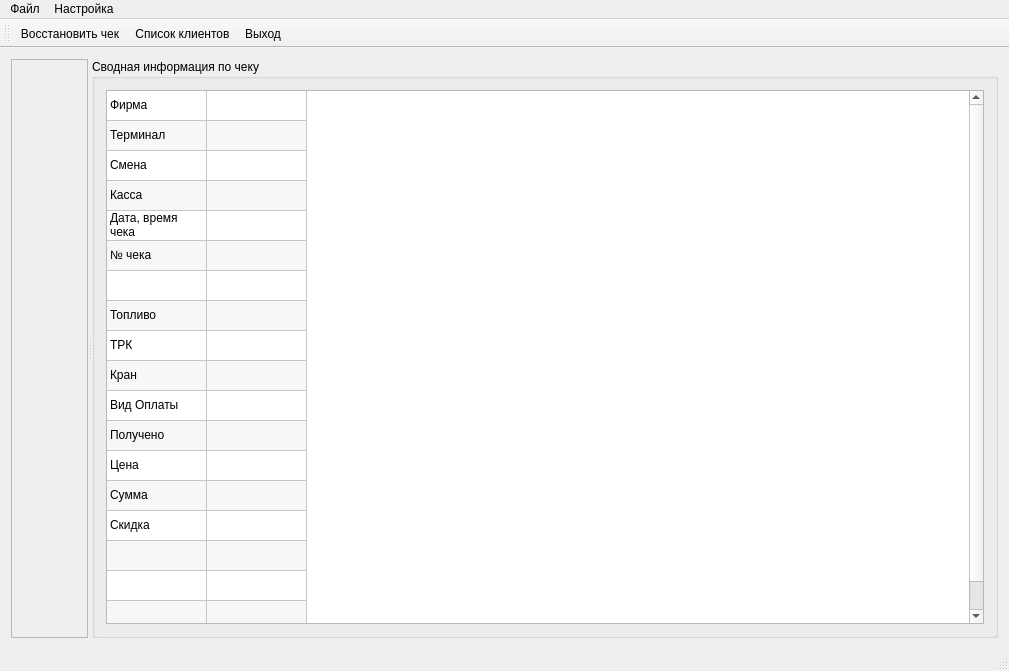
Old version of the form mainwindow.ui in the repository rust3128/CheckRecoveryWizard.
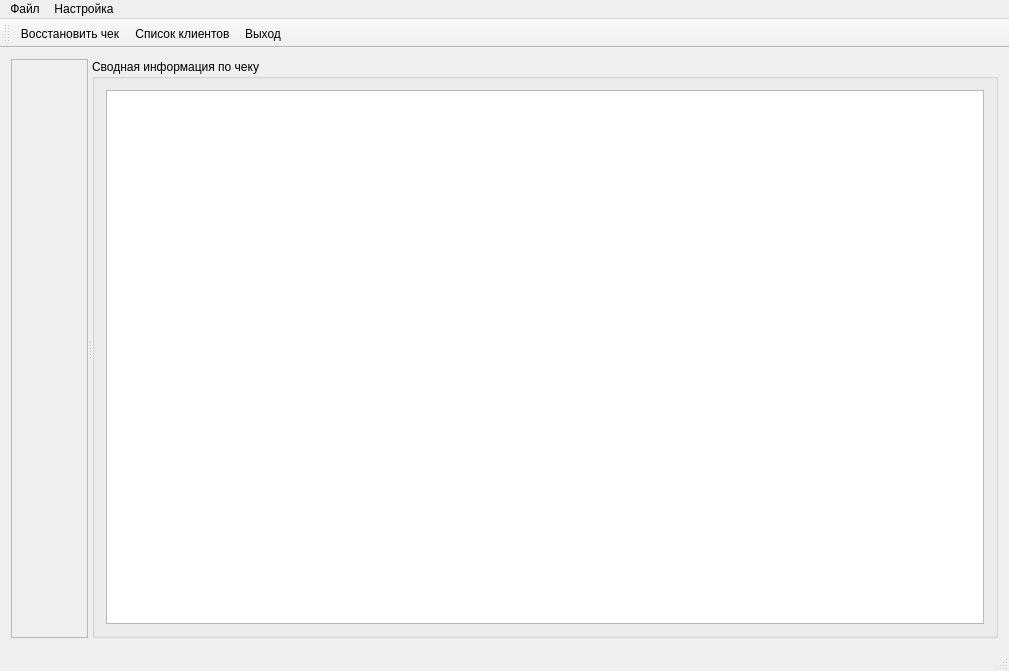
New version of the form. Icons and pictures are not drawn.

```diff
--- a/mainwindow.ui
+++ b/mainwindow.ui
@@ -65,10 +65,10 @@
            <enum>QAbstractItemView::SelectRows</enum>
           </property>
           <property name="rowCount">
-           <number>18</number>
+           <number>0</number>
           </property>
           <property name="columnCount">
-           <number>2</number>
+           <number>0</number>
           </property>
           <attribute name="horizontalHeaderVisible">
            <bool>false</bool>
@@ -76,96 +76,6 @@
           <attribute name="verticalHeaderVisible">
            <bool>false</bool>
           </attribute>
-          <row/>
-          <row/>
-          <row/>
-          <row/>
-          <row/>
-          <row/>
-          <row/>
-          <row/>
-          <row/>
-          <row/>
-          <row/>
-          <row/>
-          <row/>
-          <row/>
-          <row/>
-          <row/>
-          <row/>
-          <row/>
-          <column/>
-          <column/>
-          <item row="0" column="0">
-           <property name="text">
-            <string>Фирма</string>
-           </property>
-          </item>
-          <item row="1" column="0">
-           <property name="text">
-            <string>Терминал</string>
-           </property>
-          </item>
-          <item row="2" column="0">
-           <property name="text">
-            <string>Смена</string>
-           </property>
-          </item>
-          <item row="3" column="0">
-           <property name="text">
-            <string>Касса</string>
-           </property>
-          </item>
-          <item row="4" column="0">
-           <property name="text">
-            <string>Дата, время чека</string>
-           </property>
-          </item>
-          <item row="5" column="0">
-           <property name="text">
-            <string>№ чека</string>
-           </property>
-          </item>
-          <item row="7" column="0">
-           <property name="text">
-            <string>Топливо</string>
-           </property>
-          </item>
-          <item row="8" column="0">
-           <property name="text">
-            <string>ТРК</string>
-           </property>
-          </item>
-          <item row="9" column="0">
-           <property name="text">
-            <string>Кран</string>
-           </property>
-          </item>
-          <item row="10" column="0">
-           <property name="text">
-            <string>Вид Оплаты</string>
-           </property>
-          </item>
-          <item row="11" column="0">
-           <property name="text">
-            <string>Получено</string>
-           </property>
-          </item>
-          <item row="12" column="0">
-           <property name="text">
-            <string>Цена</string>
-           </property>
-          </item>
-          <item row="13" column="0">
-           <property name="text">
-            <string>Сумма</string>
-           </property>
-          </item>
-          <item row="14" column="0">
-           <property name="text">
-            <string>Скидка</string>
-           </property>
-          </item>
          </widget>
         </item>
        </layout>
```
Left out of the diff: 2 changed lines with no effect on the pictures.
